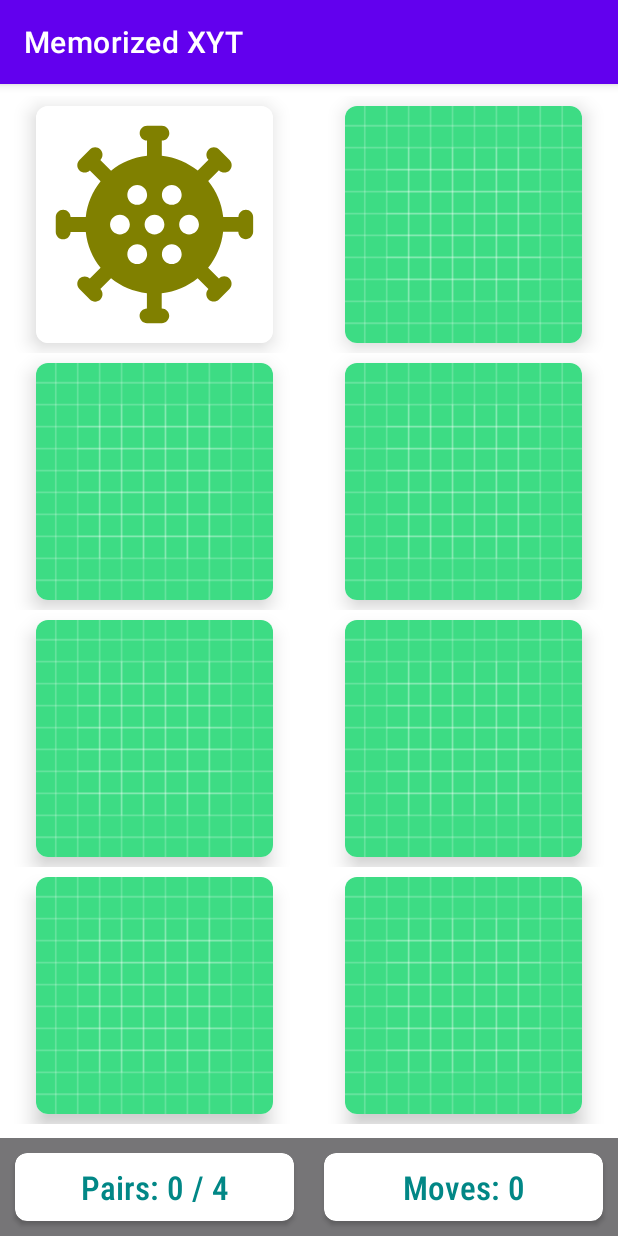
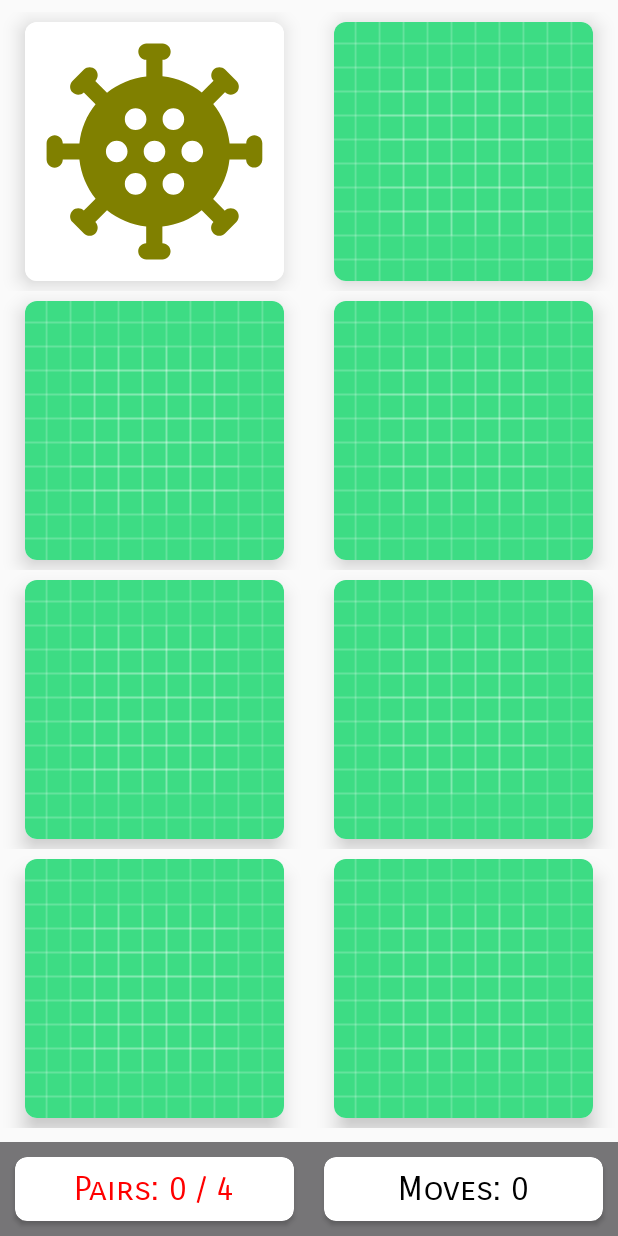
Before and after one commit to ishu260596/Memorize-XYT, an Android app: the screen it shows after launch (MainActivity), after a tap on an icon or button, on a phone screen of 412 x 824 dp. Run offline under Robolectric (Android 15) with nearby library versions, the phone set to English and light mode, and no system bars.

Commit message:
full functioning game

```diff
--- a/app/src/main/java/com/ishwar_arcore/memorizedxyt/MainActivity.kt
+++ b/app/src/main/java/com/ishwar_arcore/memorizedxyt/MainActivity.kt
@@ -1,12 +1,15 @@
 package com.ishwar_arcore.memorizedxyt
 
+import android.animation.ArgbEvaluator
 import androidx.appcompat.app.AppCompatActivity
 import android.os.Bundle
 import android.util.Log
 import android.widget.TextView
 import androidx.coordinatorlayout.widget.CoordinatorLayout
+import androidx.core.content.ContextCompat
 import androidx.recyclerview.widget.GridLayoutManager
 import androidx.recyclerview.widget.RecyclerView
+import com.google.android.material.snackbar.Snackbar
 import com.ishwar_arcore.memorizedxyt.model.BoardSize
 import com.ishwar_arcore.memorizedxyt.model.MemoryCard
 import com.ishwar_arcore.memorizedxyt.model.MemoryGame
@@ -50,7 +53,29 @@ class MainActivity : AppCompatActivity() {
     }
 
     private fun updateGameFlip(position: Int) {
-        memoryGame.flipCard(position)
+        if (memoryGame.haveWonTehGame()) {
+            Snackbar.make(clRoot, "You already won", Snackbar.LENGTH_LONG).show()
+            return
+        }
+
+        if (memoryGame.isCardFlipUp(position)) {
+            Snackbar.make(clRoot, "Invalid move", Snackbar.LENGTH_SHORT).show()
+            return
+        }
+
+        if (memoryGame.flipCard(position)) {
+            tvNumPairs.text = "Pairs: ${memoryGame.numPairsFound} / ${boardSize.getPairs()}"
+            val color = ArgbEvaluator().evaluate(
+                memoryGame.numPairsFound.toFloat() / boardSize.getPairs(),
+                ContextCompat.getColor(this, R.color.color_progress_zero),
+                ContextCompat.getColor(this, R.color.color_progress_full)
+            ) as Int
+            tvNumPairs.setTextColor(color)
+            if (memoryGame.haveWonTehGame()) {
+                Snackbar.make(clRoot, "You won! Congratulations", Snackbar.LENGTH_LONG).show()
+            }
+        }
+        tvNumMoves.text = "Moves: ${memoryGame.getNumMoves()}"
         adapter.notifyDataSetChanged()
     }
 
@@ -59,6 +84,7 @@ class MainActivity : AppCompatActivity() {
         rvBoard = findViewById(R.id.rvBoard)
         tvNumMoves = findViewById(R.id.tvNumMoves)
         tvNumPairs = findViewById(R.id.tvNumPairs)
+        tvNumPairs.setTextColor(ContextCompat.getColor(this, R.color.color_progress_zero))
         setRecyclerView()
     }
 }
--- a/app/src/main/java/com/ishwar_arcore/memorizedxyt/model/MemoryGame.kt
+++ b/app/src/main/java/com/ishwar_arcore/memorizedxyt/model/MemoryGame.kt
@@ -18,15 +18,16 @@ class MemoryGame(private val boardSize: BoardSize) {
 
 
     fun flipCard(position: Int): Boolean {
+        numCardFlips++
         val card = cards[position]
-
+        var foundMatch = false
         /**
         Three cases
         0 cards previously flipped over => restore cards + flip over the selected card
         1 card previously flipped over => flip over the selected card + check if the images match
         2 cards previously flipped over => restore cards + flip over the selected card
          **/
-        var foundMatch = false
+
         if (indexOfSingleSelectedCard == null) {
 
             restoreCards()
@@ -34,7 +35,7 @@ class MemoryGame(private val boardSize: BoardSize) {
 
         } else {
             //exactly ne card is flipped over
-            val foundMatch = checkForMatch(indexOfSingleSelectedCard!!, position)
+            foundMatch = checkForMatch(indexOfSingleSelectedCard!!, position)
             indexOfSingleSelectedCard = null
         }
 
@@ -62,5 +63,17 @@ class MemoryGame(private val boardSize: BoardSize) {
         }
     }
 
+    fun isCardFlipUp(position: Int): Boolean {
+        val card = cards[position]
+        return card.isFaceUp
+    }
+
+    fun haveWonTehGame(): Boolean {
+        return numPairsFound == boardSize.getPairs()
+    }
+
+    fun getNumMoves(): Int {
+        return numCardFlips / 2
+    }
 
 }
--- a/app/src/main/res/layout/activity_main.xml
+++ b/app/src/main/res/layout/activity_main.xml
@@ -37,8 +37,8 @@
                     android:gravity="center"
                     android:padding="8dp"
                     android:text="Pairs: 0 / 4"
-                    android:textColor="@color/teal_700"
-                    android:fontFamily="sans-serif-condensed-medium"
+                    android:textColor="@color/black"
+                    android:fontFamily="sans-serif-smallcaps"
                     android:textAppearance="@style/TextAppearance.AppCompat.Large" />
             </androidx.cardview.widget.CardView>
 
@@ -56,8 +56,8 @@
                     android:gravity="center"
                     android:padding="8dp"
                     android:text="Moves: 0"
-                    android:textColor="@color/teal_700"
-                    android:fontFamily="sans-serif-condensed-medium"
+                    android:textColor="@color/black"
+                    android:fontFamily="sans-serif-smallcaps"
                     android:textAppearance="@style/TextAppearance.AppCompat.Large" />
             </androidx.cardview.widget.CardView>
 
--- a/app/src/main/res/values-night/themes.xml
+++ b/app/src/main/res/values-night/themes.xml
@@ -1,6 +1,6 @@
 <resources xmlns:tools="http://schemas.android.com/tools">
     <!-- Base application theme. -->
-    <style name="Theme.MemorizedXYT" parent="Theme.MaterialComponents.DayNight.DarkActionBar">
+    <style name="Theme.MemorizedXYT" parent="Theme.MaterialComponents.Light.NoActionBar.Bridge">
         <!-- Primary brand color. -->
         <item name="colorPrimary">@color/purple_200</item>
         <item name="colorPrimaryVariant">@color/purple_700</item>
--- a/app/src/main/res/values/colors.xml
+++ b/app/src/main/res/values/colors.xml
@@ -7,5 +7,7 @@
     <color name="teal_700">#FF018786</color>
     <color name="black">#FF000000</color>
     <color name="white">#FFFFFFFF</color>
-    <color name="grey">#ACABAB</color>
+    <color name="grey">#C1BFBF</color>
+    <color name="color_progress_zero">#FF0000</color>
+    <color name="color_progress_full">#00FF00</color>
 </resources>
--- a/app/src/main/res/values/themes.xml
+++ b/app/src/main/res/values/themes.xml
@@ -1,6 +1,6 @@
 <resources xmlns:tools="http://schemas.android.com/tools">
     <!-- Base application theme. -->
-    <style name="Theme.MemorizedXYT" parent="Theme.MaterialComponents.DayNight.DarkActionBar">
+    <style name="Theme.MemorizedXYT" parent="Theme.MaterialComponents.Light.NoActionBar.Bridge">
         <!-- Primary brand color. -->
         <item name="colorPrimary">@color/purple_500</item>
         <item name="colorPrimaryVariant">@color/purple_700</item>
```
